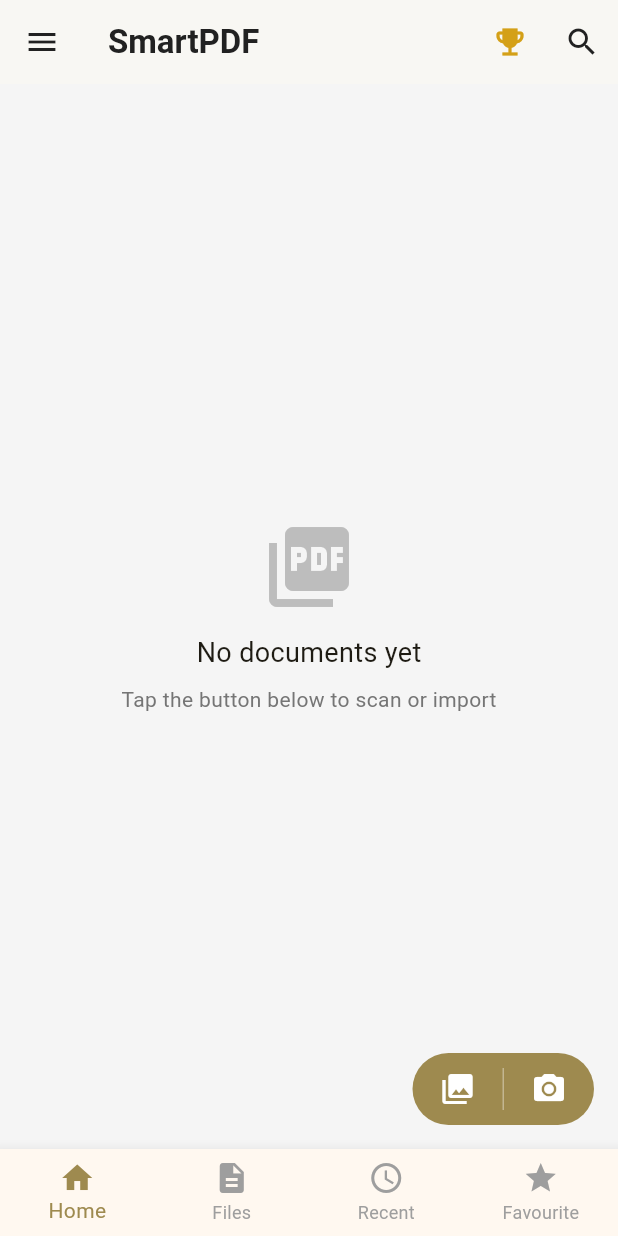
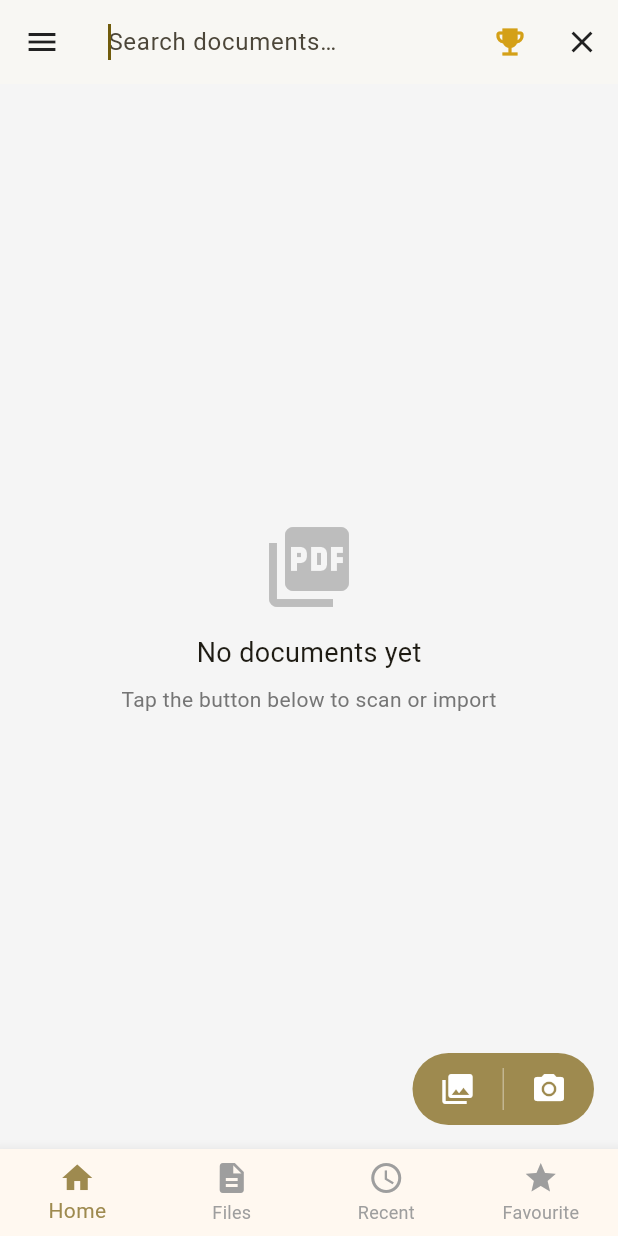
Before and after one commit to vector-gru/smart-pdf, a Flutter app: the screen it shows after launch, after a tap on the "search" icon, on a phone screen of 412 x 824 dp. Run offline on Flutter 3.47's test engine with Material 3 defaults, Android fonts, the phone set to English and light mode, and no system bars; our stand-ins replace drift, flutter_image_compress, image_picker, pdf, share_plus; missing offline and left inert: pdfx; accounts and stored records are empty; generated files the repository leaves out were written again.

Commit message:
feat: search and thumbnail added

```diff
--- a/lib/src/pages/home_page.dart
+++ b/lib/src/pages/home_page.dart
@@ -19,11 +19,20 @@ class HomePage extends StatefulWidget {
 
 class _HomePageState extends State<HomePage> {
   Future<List<Document>>? _docsFuture;
+  bool _searchActive = false;
+  String _searchQuery = '';
+  final _searchController = TextEditingController();
 
   @override
   void initState() {
     super.initState();
     _loadDocs();
+  }
+
+  @override
+  void dispose() {
+    _searchController.dispose();
+    super.dispose();
   }
 
   void _loadDocs() {
@@ -64,15 +73,31 @@ class _HomePageState extends State<HomePage> {
           icon: const Icon(Icons.menu),
           onPressed: () {},
         ),
-        title: const Text('SmartPDF', style: TextStyle(fontWeight: FontWeight.w600)),
+        title: _searchActive
+            ? TextField(
+                controller: _searchController,
+                autofocus: true,
+                decoration: const InputDecoration(
+                  hintText: 'Search documents…',
+                  border: InputBorder.none,
+                ),
+                onChanged: (v) => setState(() => _searchQuery = v),
+              )
+            : const Text('SmartPDF', style: TextStyle(fontWeight: FontWeight.w600)),
         actions: [
           IconButton(
             icon: const Icon(Icons.emoji_events, color: AppColors.crown),
             onPressed: () {},
           ),
           IconButton(
-            icon: const Icon(Icons.search),
-            onPressed: () {},
+            icon: Icon(_searchActive ? Icons.close : Icons.search),
+            onPressed: () => setState(() {
+              _searchActive = !_searchActive;
+              if (!_searchActive) {
+                _searchQuery = '';
+                _searchController.clear();
+              }
+            }),
           ),
         ],
       ),
@@ -82,7 +107,10 @@ class _HomePageState extends State<HomePage> {
           if (snap.connectionState != ConnectionState.done) {
             return const Center(child: CircularProgressIndicator());
           }
-          final docs = snap.data ?? [];
+          final allDocs = snap.data ?? [];
+          final docs = _searchQuery.isEmpty
+              ? allDocs
+              : allDocs.where((d) => d.title.toLowerCase().contains(_searchQuery.toLowerCase())).toList();
           if (docs.isEmpty) {
             return Center(
               child: Column(
@@ -105,7 +133,7 @@ class _HomePageState extends State<HomePage> {
               return DocumentCard(
                 document: d,
                 onTap: () {
-                  Navigator.of(context).push(MaterialPageRoute(builder: (_) => ViewerPage(pdfPath: d.filePath)));
+                  Navigator.of(context).push(MaterialPageRoute(builder: (_) => ViewerPage(pdfPath: d.filePath, title: d.title)));
                 },
                 onShare: () => _shareDoc(d),
                 onDelete: () => _deleteDoc(d),
@@ -193,7 +221,7 @@ class _HomePageState extends State<HomePage> {
       _loadDocs();
       final doc = await widget.db.getDocumentById(created);
       if (doc != null && mounted) {
-        Navigator.of(context).push(MaterialPageRoute(builder: (_) => ViewerPage(pdfPath: doc.filePath)));
+        Navigator.of(context).push(MaterialPageRoute(builder: (_) => ViewerPage(pdfPath: doc.filePath, title: doc.title)));
       }
     }
   }
```
Also changed, not shown: lib/src/db/app_db.dart (+18 -0 lines), lib/src/pages/viewer_page.dart (+19 -3 lines).
